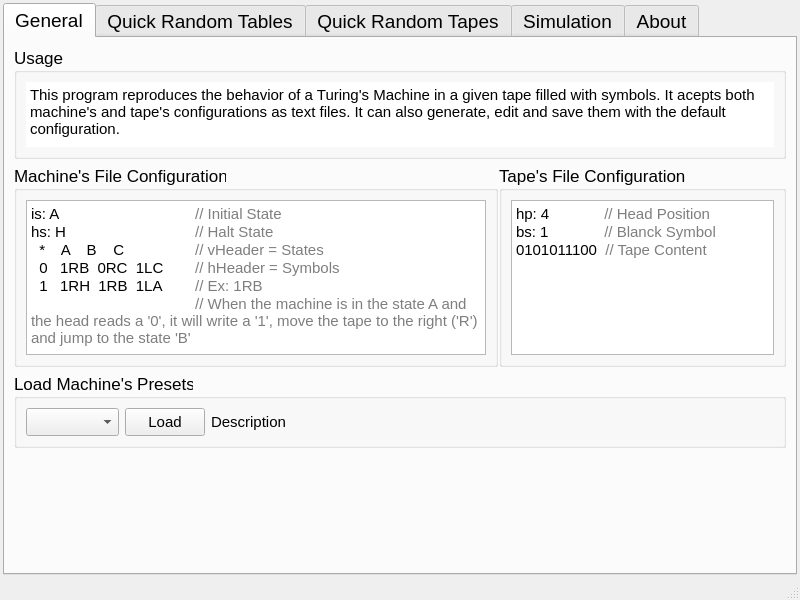
This is Qt/TuringsMachineSimulator/settings.ui in fabioalves98/TuringsMachineGenerator as Qt 5 draws it before an edit. The edited form follows.
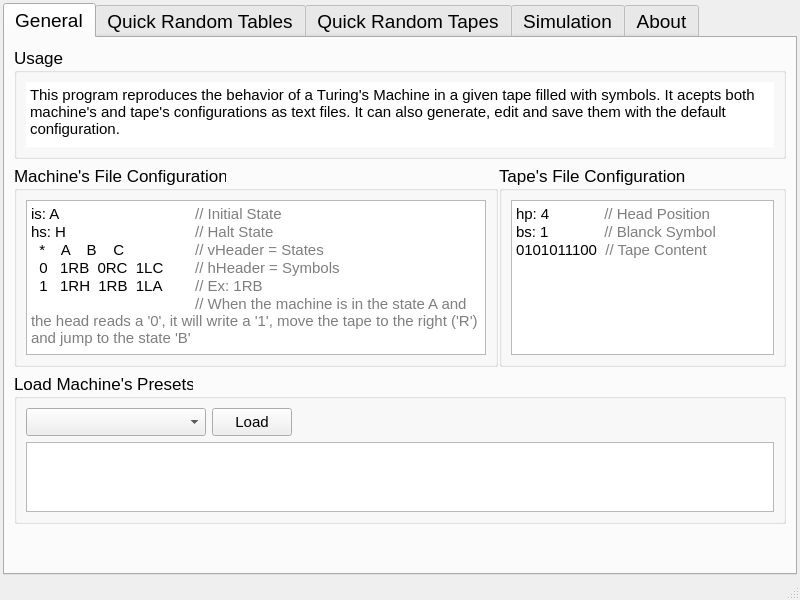
This is the edited form.

Patch:
```diff
--- a/Qt/TuringsMachineSimulator/settings.ui
+++ b/Qt/TuringsMachineSimulator/settings.ui
@@ -44,7 +44,7 @@
        <attribute name="title">
         <string>General</string>
        </attribute>
-       <layout class="QVBoxLayout" name="verticalLayout_3">
+       <layout class="QVBoxLayout" name="verticalLayout_4">
         <item>
          <widget class="QGroupBox" name="Usage">
           <property name="font">
@@ -200,9 +200,18 @@
           <property name="title">
            <string>Load Machine's Presets</string>
           </property>
+          <layout class="QVBoxLayout" name="verticalLayout_3">
+           <item>
           <layout class="QHBoxLayout" name="horizontalLayout_11">
            <item>
-            <widget class="QComboBox" name="presetsCBox"/>
+              <widget class="QComboBox" name="presetsCBox">
+               <property name="minimumSize">
+                <size>
+                 <width>180</width>
+                 <height>0</height>
+                </size>
+               </property>
+              </widget>
            </item>
            <item>
             <widget class="QPushButton" name="loadPresetBt">
@@ -222,18 +231,6 @@
              </property>
             </widget>
            </item>
-           <item>
-            <widget class="QLabel" name="label">
-             <property name="font">
-              <font>
-               <pointsize>11</pointsize>
-              </font>
-             </property>
-             <property name="text">
-              <string>Description</string>
-             </property>
-            </widget>
-           </item>
            <item>
             <spacer name="zSpacer_10">
              <property name="orientation">
@@ -246,6 +243,24 @@
               </size>
              </property>
             </spacer>
+             </item>
+            </layout>
+           </item>
+           <item>
+            <widget class="QTextBrowser" name="presetDescTBrows">
+             <property name="minimumSize">
+              <size>
+               <width>0</width>
+               <height>70</height>
+              </size>
+             </property>
+             <property name="maximumSize">
+              <size>
+               <width>16777215</width>
+               <height>70</height>
+              </size>
+             </property>
+            </widget>
            </item>
           </layout>
          </widget>
```
Lines whose indentation alone changed are shown as unchanged.
